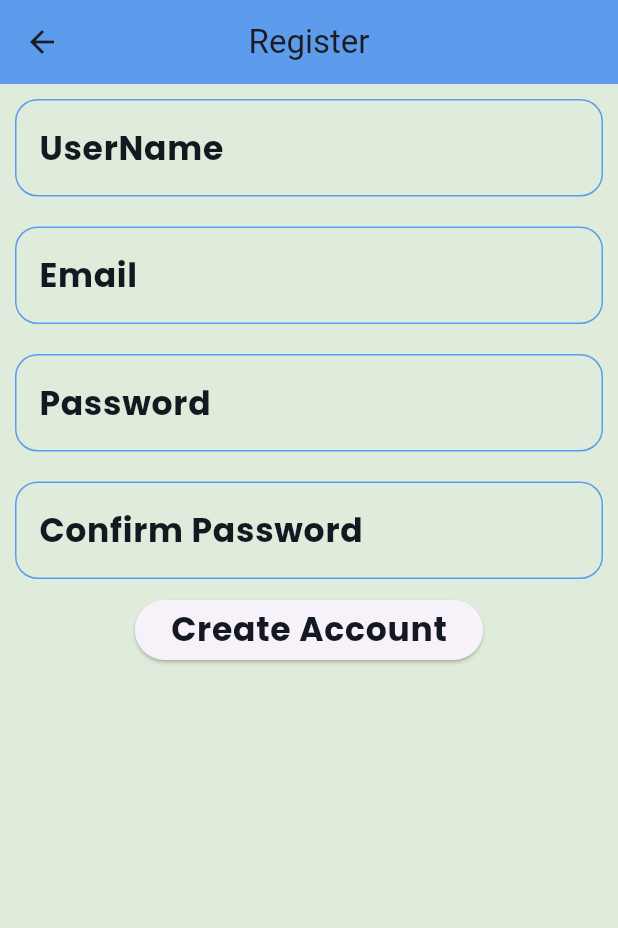
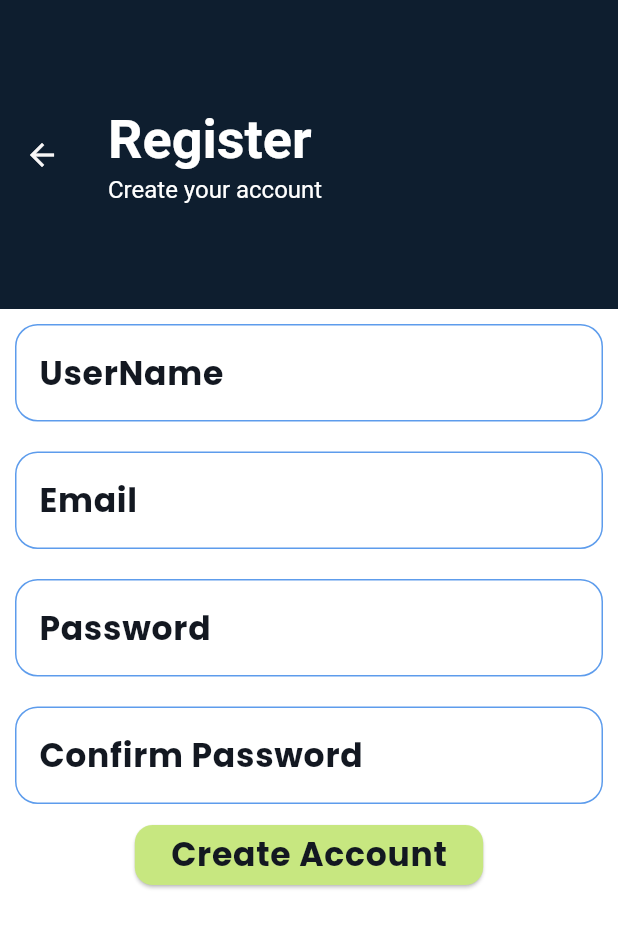
Before and after one commit to Ahmed4r/TODO, a Flutter app: the RegisterScreen screen opened by its route, on a phone screen of 412 x 824 dp. Shown: the top 928 px of the screen. Run offline on Flutter 3.47's test engine with Material 3 defaults, Android fonts, the phone set to English and light mode, and no system bars; our stand-ins replace cloud_firestore, easy_date_timeline, firebase_auth, firebase_core, flutter_slidable, google_fonts and 2 more; missing offline and left inert: dart:ffi; accounts and stored records are empty; generated files the repository leaves out were written again; network calls fail.

Commit message:
edit u v2.0

```diff
--- a/lib/screens/modesheet.dart
+++ b/lib/screens/modesheet.dart
@@ -19,7 +19,7 @@ class _ModesheetState extends State<Modesheet> {
 
     return Container(
       color: provider.isdarkmode() ? Color(0xff2E2E2E) : Colors.white,
-      // margin: EdgeInsets.all(15),
+
       padding: EdgeInsets.all(15),
       child: SizedBox(
         width: MediaQuery.of(context).size.width * 1,
--- a/lib/screens/regCat.dart
+++ b/lib/screens/regCat.dart
@@ -24,18 +24,15 @@ class CustomTextFormField extends StatelessWidget {
     return Padding(
       padding: const EdgeInsets.all(10.0),
       child: TextFormField(
-        style: TextStyle(
-            color: provider.isdarkmode() ? Colors.white : Colors.black),
+        textInputAction: TextInputAction.next,
+        style: TextStyle(color: Colors.black),
         validator: validator,
         obscureText: securedText,
         controller: controller,
         decoration: InputDecoration(
             errorMaxLines: 2,
             labelText: label,
-            labelStyle: TextStyle(
-                color: provider.isdarkmode()
-                    ? Appcolors.whiteColor
-                    : Appcolors.blackColorCategory),
+            labelStyle: TextStyle(color: Appcolors.blackColorCategory),
             focusedErrorBorder: OutlineInputBorder(
                 borderRadius: BorderRadius.circular(15),
                 borderSide: BorderSide(color: Appcolors.redColor)),
--- a/lib/screens/register_screen.dart
+++ b/lib/screens/register_screen.dart
@@ -3,6 +3,7 @@ import 'package:flutter/material.dart';
 import 'package:todolist/appcolor.dart';
 import 'package:todolist/screens/login.dart';
 import 'package:todolist/screens/regCat.dart';
+import 'package:todolist/themeData.dart';
 
 class RegisterScreen extends StatelessWidget {
   static const String routeName = 'RegisterPage';
@@ -17,9 +18,38 @@ class RegisterScreen extends StatelessWidget {
   @override
   Widget build(BuildContext context) {
     return Scaffold(
+        backgroundColor: Colors.white,
         appBar: AppBar(
-          title: Text("Register"),
-          centerTitle: true,
+          leading: IconButton(
+            alignment: Alignment.topLeft,
+            icon: Icon(Icons.arrow_back,
+                color: const Color.fromARGB(255, 247, 246, 246)),
+            onPressed: () => Navigator.of(context).pop(),
+          ),
+          toolbarHeight: MediaQuery.of(context).size.height * 0.25,
+          backgroundColor: Color(0xff0E1E2F),
+          title: Column(
+            crossAxisAlignment: CrossAxisAlignment.start,
+            children: [
+              Text(
+                "Register",
+                style: TextStyle(
+                    color: Colors.white,
+                    fontSize: 36,
+                    fontWeight: FontWeight.bold),
+              ),
+              Text(
+                "Create your account",
+                style: TextStyle(
+                  color: Colors.white,
+                  fontSize: 16,
+                ),
+              ),
+            ],
+          ),
+
+          // centerTitle: true,
+          elevation: 0,
         ),
         body: SingleChildScrollView(
           child: Column(
@@ -92,6 +122,13 @@ class RegisterScreen extends StatelessWidget {
                       },
                     ),
                     ElevatedButton(
+                        style: ButtonStyle(
+                            shape:
+                                WidgetStatePropertyAll(RoundedRectangleBorder(
+                              borderRadius: BorderRadius.circular(12),
+                            )),
+                            backgroundColor:
+                                WidgetStatePropertyAll(Color(0xffC7E780))),
                         onPressed: () {
                           register(context);
                         },
--- a/lib/themeData.dart
+++ b/lib/themeData.dart
@@ -10,6 +10,7 @@ class MyThemeData {
         color: Appcolors.blueColor,
         elevation: 0,
       ),
+
       bottomNavigationBarTheme: BottomNavigationBarThemeData(
           showUnselectedLabels: false,
           selectedItemColor: Appcolors.blueColor,
```
Also changed, not shown: lib/screens/login.dart (+88 -30 lines).
